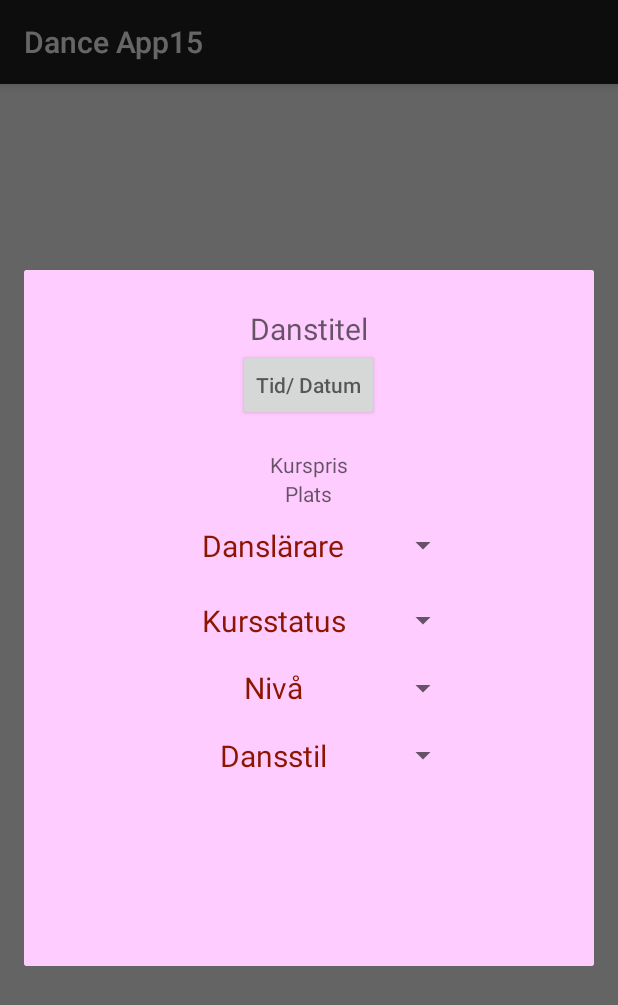
After one commit to Didoniac/Dance-App15, an Android app: the fragment ReadCourse shown on its own in the app's theme, on a phone screen of 412 x 824 dp. The commit adds this screen. Shown: the top 1005 px of the screen. Run offline under Robolectric (Android 15) with nearby library versions, the phone set to English and light mode, and no system bars; 9 statements that could not run were skipped.

Commit message:
med read_course_fragment /Mats

```diff
--- /dev/null
+++ b/app/src/main/java/com/example/umyhpuscdi/danceapp15/ReadCourse.java
@@ -0,0 +1,334 @@
+package com.example.umyhpuscdi.danceapp15;
+
+
+import android.app.DatePickerDialog;
+import android.app.Dialog;
+import android.content.Context;
+import android.os.Bundle;
+import android.support.annotation.NonNull;
+import android.support.v4.app.DialogFragment;
+import android.support.v4.app.Fragment;
+import android.support.v4.app.FragmentManager;
+import android.util.Log;
+import android.view.LayoutInflater;
+import android.view.View;
+import android.view.ViewGroup;
+import android.view.inputmethod.InputMethodManager;
+import android.widget.AdapterView;
+import android.widget.ArrayAdapter;
+import android.widget.Button;
+import android.widget.EditText;
+import android.widget.RelativeLayout;
+import android.widget.Spinner;
+
+import org.json.JSONArray;
+import org.json.JSONException;
+import org.json.JSONObject;
+
+import java.util.ArrayList;
+import java.util.Calendar;
+
+
+/**
+ * A simple {@link Fragment} subclass.
+ */
+public class ReadCourse extends DialogFragment {
+
+    EditText editTitle, durationOfOneCourse, priceOfCourse, editLocation, editDescription;
+    Button buttonDone, buttonCancel;
+    RelativeLayout fragment;
+    String teacherName,courseStatus,courseLevel,danceStyle;
+
+
+    MainActivity mainActivity;
+
+            static Button buttonTime;
+    Spinner statusSpinner, levelSpinner,danceStyleSpinner,teacherSpinner;
+
+    ArrayAdapter<String> adapterForTeacherSpinner;
+    ArrayList<String> teacherList = new ArrayList<>();
+
+    ArrayAdapter<String> adapterForStatusSpinner;
+    ArrayList<String> statusList = new ArrayList<>();
+
+    ArrayAdapter<String> adapterForLevelSpinner;
+    ArrayList<String> levelList = new ArrayList<>();
+
+    ArrayAdapter<String> adapterForDanceStyleSpinner;
+    ArrayList<String> danceStyleList = new ArrayList<>();
+
+    FragmentManager fm;
+
+    public ReadCourse() {
+        // Required empty public constructor
+    }
+
+
+    @Override
+    public View onCreateView(LayoutInflater inflater, ViewGroup container,
+                             Bundle savedInstanceState) {
+        // Inflate the layout for this fragment
+
+        mainActivity = (MainActivity) getActivity();
+
+        String s = "";
+
+        Bundle bundle = getArguments();
+        if (bundle != null) {
+            int i = bundle.getInt("KEY");
+            s = mainActivity.courses.get(i).getTitle();
+        }
+
+        View v = inflater.inflate(R.layout.fragment_read_course, container, false);
+        //editTeacher = (EditText)v.findViewById(R.id.teacher);
+        editDescription = (EditText) v.findViewById(R.id.description);
+        durationOfOneCourse = (EditText) v.findViewById(R.id.durationOfOneCourse);
+        priceOfCourse = (EditText) v.findViewById(R.id.priceOfCourse);
+
+        teacherSpinner = (Spinner) v.findViewById(R.id.teacherSpinner);
+        statusSpinner = (Spinner) v.findViewById(R.id.statusSpinner);
+        levelSpinner = (Spinner) v.findViewById(R.id.levelSpinner);
+        danceStyleSpinner = (Spinner) v.findViewById(R.id.danceStyleSpinner);
+
+        editLocation = (EditText) v.findViewById(R.id.place);
+        //editTimeAndDate = (EditText)v.findViewById(R.id.timeAndDate);
+        editTitle = (EditText) v.findViewById(R.id.title);
+
+        buttonCancel = (Button) v.findViewById(R.id.buttonCancel);
+        buttonDone = (Button) v.findViewById(R.id.buttonDone);
+        buttonTime = (Button) v.findViewById(R.id.dateTimeButton);
+        fragment = (RelativeLayout) v.findViewById(R.id.fragment);
+
+
+
+        teacherList.add("Danslärare");
+        teacherList.add("Anna Andersson");
+        teacherList.add("Bea Bernaisesås");
+        teacherList.add("Cecilia Citron");
+
+        statusList.add("Kursstatus");
+        statusList.add("Inställd");
+        statusList.add("Pågående");
+        statusList.add("Kommande");
+        statusList.add("Avslutad");
+
+        levelList.add("Nivå");
+        levelList.add("Nybörjare");
+        levelList.add("Nybörjarmedel");
+        levelList.add("Medelavancerad");
+        levelList.add("Avancerad");
+        levelList.add("Invitational");
+
+        danceStyleList.add("Dansstil");
+        danceStyleList.add("Lindyhop");
+        danceStyleList.add("Balboa");
+        danceStyleList.add("Slow");
+        danceStyleList.add("Autentisk jazz");
+
+      //  adapterForTeacherSpinner = new ArrayAdapter(getActivity(), android.R.layout.simple_spinner_item, teacherList);
+        adapterForTeacherSpinner = new ArrayAdapter(getActivity(), R.layout.spinnerlayout, teacherList);
+        adapterForTeacherSpinner.setDropDownViewResource(android.R.layout.simple_spinner_dropdown_item);
+     //   adapterForTeacherSpinner.setDropDownViewResource(R.layout.spinnerlayout);
+        teacherSpinner.setAdapter(adapterForTeacherSpinner);
+
+       // adapterForStatusSpinner = new ArrayAdapter(getActivity(), android.R.layout.simple_spinner_item, statusList);
+        adapterForStatusSpinner = new ArrayAdapter(getActivity(), R.layout.spinnerlayout, statusList);
+        adapterForStatusSpinner.setDropDownViewResource(android.R.layout.simple_spinner_dropdown_item);
+        statusSpinner.setAdapter(adapterForStatusSpinner);
+
+       // adapterForLevelSpinner = new ArrayAdapter(getActivity(), android.R.layout.simple_spinner_item, levelList);
+        adapterForLevelSpinner = new ArrayAdapter(getActivity(), R.layout.spinnerlayout, levelList);
+        adapterForLevelSpinner.setDropDownViewResource(android.R.layout.simple_spinner_dropdown_item);
+        levelSpinner.setAdapter(adapterForLevelSpinner);
+
+        //adapterForDanceStyleSpinner = new ArrayAdapter(getActivity(), android.R.layout.simple_spinner_item, danceStyleList);
+        adapterForDanceStyleSpinner = new ArrayAdapter(getActivity(), R.layout.spinnerlayout, danceStyleList);
+        adapterForDanceStyleSpinner.setDropDownViewResource(android.R.layout.simple_spinner_dropdown_item);
+        danceStyleSpinner.setAdapter(adapterForDanceStyleSpinner);
+
+        //fragment.setClickable(true); // För att testa
+
+        fragment.setOnClickListener(new View.OnClickListener() {
+            @Override
+            public void onClick(View v) {
+                ((InputMethodManager)mainActivity.getSystemService(Context.INPUT_METHOD_SERVICE)).hideSoftInputFromWindow(fragment.getWindowToken(), 0);
+
+                // Här ska tgt-bord döljas
+                Log.i("TAG", "TGT ska döljas");
+
+            }
+        });
+
+
+        editTitle.setText(s);
+
+        buttonTime.setOnClickListener(new View.OnClickListener() {
+            @Override
+            public void onClick(View v) {
+
+                showDatePickerDialog(v);
+            }
+        });
+
+        teacherSpinner.setOnItemSelectedListener(new AdapterView.OnItemSelectedListener() {
+             @Override
+             public void onItemSelected(AdapterView<?> parent, View view, int position, long id) {
+                 teacherName = parent.getItemAtPosition(position).toString();
+
+             }
+
+             @Override
+             public void onNothingSelected(AdapterView<?> parent) {
+
+             }
+        }
+        );
+
+        statusSpinner.setOnItemSelectedListener(new AdapterView.OnItemSelectedListener() {
+             @Override
+             public void onItemSelected(AdapterView<?> parent, View view, int position, long id) {
+                 courseStatus = parent.getItemAtPosition(position).toString();
+             }
+
+             @Override
+             public void onNothingSelected(AdapterView<?> parent) {
+
+             }
+         }
+        );
+
+        levelSpinner.setOnItemSelectedListener(new AdapterView.OnItemSelectedListener() {
+                @Override
+                public void onItemSelected(AdapterView<?> parent, View view, int position, long id) {
+                    courseLevel = parent.getItemAtPosition(position).toString();
+                }
+
+                @Override
+                public void onNothingSelected(AdapterView<?> parent) {
+
+                }
+            }
+        );
+
+        danceStyleSpinner.setOnItemSelectedListener(new AdapterView.OnItemSelectedListener() {
+               @Override
+               public void onItemSelected(AdapterView<?> parent, View view, int position, long id) {
+                   danceStyle = parent.getItemAtPosition(position).toString();
+               }
+
+               @Override
+               public void onNothingSelected(AdapterView<?> parent) {
+
+               }
+           }
+        );
+
+
+
+
+        buttonDone.setOnClickListener(new View.OnClickListener() {
+            @Override
+            public void onClick(View v) {
+                JSONObject object = new JSONObject();
+                JSONObject descriptionObject = new JSONObject();
+                try {
+                    object.put("title", editTitle.getText().toString());
+
+                    descriptionObject.put("teacher", teacherName);
+                    descriptionObject.put("description", editDescription.getText().toString());
+                    descriptionObject.put("level", courseLevel);
+                    descriptionObject.put("location", editLocation.getText().toString());
+                    descriptionObject.put("status", courseStatus);
+                    descriptionObject.put("danceStyle", danceStyle);
+                    descriptionObject.put("location", editLocation.getText().toString());
+                    descriptionObject.put("price", priceOfCourse.getText().toString());
+                    descriptionObject.put("courseDurationInMinutes",
+                            Integer.parseInt(durationOfOneCourse.getText().toString()));
+
+                    //TODO add multiple dates functionality.
+                    ArrayList<String> dates = new ArrayList<>();
+                    dates.add(buttonTime.getText().toString());
+                    JSONArray tempDatesJsonArray = new JSONArray();
+                    for (int i=0; i<dates.size(); i++) {
+                        tempDatesJsonArray.put(dates.get(i));
+                    }
+                    descriptionObject.put("dates",tempDatesJsonArray);
+
+                    //TODO add actual participants
+                    ArrayList<String> participants = new ArrayList<>();
+                    dates.add(buttonTime.getText().toString());
+                    JSONArray tempParticipantsJsonArray = new JSONArray();
+                    for (int i=0; i<participants.size(); i++) {
+                        tempParticipantsJsonArray.put(participants.get(i));
+                    }
+                    descriptionObject.put("courseParticipants",tempParticipantsJsonArray);
+
+                    object.put("description",descriptionObject.toString());
+
+                } catch (JSONException e) {
+                    e.printStackTrace();
+                }
+
+                //TODO check if the course has an id already and if so, PUT to its URI instead of POST.
+                AsyncCourse asyncCourse = new AsyncCourse(mainActivity, object,0);
+                asyncCourse.execute("POST", "lists/" + "258/" + "tasks/");
+                dismiss();
+            }
+        });
+        buttonCancel.setOnClickListener(new View.OnClickListener() {
+            @Override
+            public void onClick(View v) {
+
+                dismiss();
+                //adminActivity.getSupportFragmentManager().popBackStack();
+            }
+        });
+
+
+
+        return v;
+    }
+
+    public void showDatePickerDialog(View v) {
+        fm = getActivity().getSupportFragmentManager();// Hämtar fragmentManager från aktiviteten
+        DialogFragment newFragment = new DatePicker();
+        newFragment.show(fm,"datePicker");
+    }
+
+    public static class DatePicker extends DialogFragment
+            implements DatePickerDialog.OnDateSetListener {
+
+        /*
+         Button buttonTime;
+         public DatePicker(Button buttonTime){
+             this.buttonTime = buttonTime;
+         }
+     */
+        public DatePicker(){
+        }
+
+        @NonNull
+        @Override
+        public Dialog onCreateDialog(Bundle savedInstanceState) {
+            // Use the current date as the default date in the picker
+            final Calendar c = Calendar.getInstance();
+            int year = c.get(Calendar.YEAR);
+            int month = c.get(Calendar.MONTH);
+            int day = c.get(Calendar.DAY_OF_MONTH);
+
+            // Create a new instance of DatePickerDialog and return it
+            return new DatePickerDialog(getActivity(), this, year, month, day);
+        }
+
+
+        @Override
+        public void onDateSet(android.widget.DatePicker view, int year, int monthOfYear, int dayOfMonth) {
+            // Do something with the date chosen by the user
+            String time = ""+year+"/"+monthOfYear+"/"+dayOfMonth+"  ";
+            buttonTime.setText(time);
+        }
+    }
+
+
+
+}
--- a/app/src/main/java/com/example/umyhpuscdi/danceapp15/login_Dialog_Fragment.java
+++ b/app/src/main/java/com/example/umyhpuscdi/danceapp15/login_Dialog_Fragment.java
@@ -46,7 +46,7 @@ public class login_Dialog_Fragment extends DialogFragment {
                 if (username.getText().toString().equals("admin") &&
                         password.getText().toString().equals("admin")) {
 
-                    Toast.makeText(getContext(), "Redirecting...", Toast.LENGTH_SHORT).show();
+                    Toast.makeText(getContext(), "Logged In...", Toast.LENGTH_SHORT).show();
 
                     //TODO change to admin view.
 
@@ -58,6 +58,7 @@ public class login_Dialog_Fragment extends DialogFragment {
 
                 username.setText("");
                 password.setText("");
+                dismiss();
             }
 
         });
--- /dev/null
+++ b/app/src/main/res/layout/fragment_read_course.xml
@@ -0,0 +1,114 @@
+<RelativeLayout xmlns:android="http://schemas.android.com/apk/res/android"
+    xmlns:tools="http://schemas.android.com/tools"
+    android:layout_width="match_parent"
+    android:layout_height="match_parent"
+    android:id="@+id/fragment"
+
+    tools:context="com.example.umyhpuscdi.danceapp15.CreateEditCourse"
+    android:background="@color/lite_rose">
+
+    <!-- TODO: Update blank fragment layout -->
+
+    <ScrollView
+        android:id="@+id/scroll"
+
+        android:layout_width="match_parent"
+        android:layout_height="wrap_content">
+
+        <LinearLayout
+            android:layout_width="match_parent"
+            android:layout_height="match_parent"
+            android:orientation="vertical">
+
+        <LinearLayout
+            android:id="@+id/linLay"
+            android:layout_margin="25dp"
+            android:layout_width="match_parent"
+            android:layout_height="wrap_content"
+            android:orientation="vertical"
+            android:gravity="center">
+            !-- Danstitel --!
+            <TextView
+                android:textSize="20sp"
+                android:id="@+id/title"
+                android:layout_width="wrap_content"
+                android:layout_height="wrap_content"
+                android:hint="Danstitel" />
+
+            <Button
+                android:id="@+id/dateTimeButton"
+                android:layout_width="wrap_content"
+                android:layout_height="wrap_content"
+                android:hint="Tid/ Datum" />
+
+        !-- Längd på kurstillfällen --!
+            <TextView
+                android:id="@+id/durationOfOneCourse"
+                android:layout_width="wrap_content"
+                android:layout_height="wrap_content" />
+        !-- Kurspris --!
+            <TextView
+                android:id="@+id/priceOfCourse"
+                android:layout_width="wrap_content"
+                android:layout_height="wrap_content"
+                android:hint="Kurspris" />
+        !-- Plats --!
+            <TextView
+                android:id="@+id/place"
+                android:layout_width="wrap_content"
+                android:layout_height="wrap_content"
+                android:hint="Plats" />
+
+            <Spinner
+                android:id="@+id/teacherSpinner"
+                android:textSize="30sp"
+                android:layout_width="200dp"
+                android:layout_height="50dp"/>
+
+            <Spinner
+                android:id="@+id/statusSpinner"
+                android:textSize="30sp"
+                android:layout_width="200dp"
+                android:layout_height="50dp"/>
+
+            <Spinner
+                android:id="@+id/levelSpinner"
+                android:textSize="30sp"
+                android:layout_width="200dp"
+                android:layout_height="40dp"/>
+
+            <Spinner
+                android:id="@+id/danceStyleSpinner"
+                android:textSize="30sp"
+                android:layout_width="200dp"
+                android:layout_height="50dp"/>
+            !-- Description --!
+            <TextView
+                android:padding="20dp"
+                android:id="@+id/description"
+                android:layout_width="wrap_content"
+                android:layout_height="wrap_content" />
+
+        </LinearLayout>
+
+
+
+
+
+    <RelativeLayout
+        android:layout_margin="15dp"
+        android:layout_below="@id/linLay"
+        android:layout_width="wrap_content"
+        android:layout_height="wrap_content"
+        android:layout_centerHorizontal="true"
+        android:layout_gravity="center"
+        >
+
+
+    </RelativeLayout>
+
+        </LinearLayout>
+
+    </ScrollView>
+
+</RelativeLayout>
```
Also changed, not shown: 2 other files.
